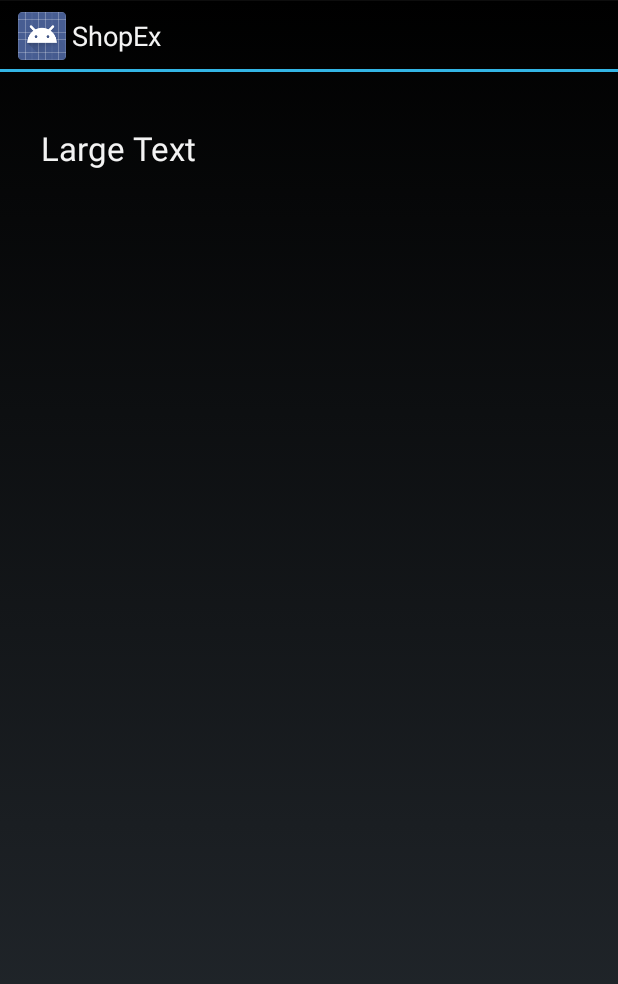
After one commit to goutamvenkat/CS2340-Android, an Android app: the layout activity_each_sales_report.xml on its own in the app's theme, with its tools: preview values and no code run, on a phone screen of 412 x 824 dp. The commit adds this screen. Shown: the top 984 px of the screen. Run offline under Robolectric (Android 15) with nearby library versions, the phone set to English and light mode, and no system bars.

Commit message:
M8 I guess it works

```diff
--- a/Shoppingwithfriends/app/src/main/AndroidManifest.xml
+++ b/Shoppingwithfriends/app/src/main/AndroidManifest.xml
@@ -59,11 +59,11 @@
         </activity>
         <activity
             android:name=".GenerateReportActivity"
-            android:label="@string/title_activity_generate_report" >
+            android:label="Generate Report" >
         </activity>
         <activity
             android:name=".SalesReportActivity"
-            android:label="@string/title_activity_sales_report" >
+            android:label="Sales Report" >
         </activity>
     </application>
 
--- a/Shoppingwithfriends/app/src/main/java/com/example/android/ShoppingWithFriends/RegisterScreen.java
+++ b/Shoppingwithfriends/app/src/main/java/com/example/android/ShoppingWithFriends/RegisterScreen.java
@@ -91,7 +91,7 @@ public class RegisterScreen extends Activity {
                                 ParseObject Items = new ParseObject("Items");
                                 Items.put("username", username);
                                 Items.put("MyItems", new JSONObject());
-                                Items.put("MyReports", new ArrayList<String>());
+                                Items.put("MyReports", new JSONArray());
                                 Items.saveInBackground();
 
                                 Intent takeMain = new Intent(RegisterScreen.this, LoginActivity.class);
--- /dev/null
+++ b/Shoppingwithfriends/app/src/main/res/layout/activity_each_sales_report.xml
@@ -0,0 +1,16 @@
+<?xml version="1.0" encoding="utf-8"?>
+<RelativeLayout xmlns:android="http://schemas.android.com/apk/res/android"
+    android:layout_width="match_parent" android:layout_height="match_parent">
+    <TextView
+        android:layout_width="wrap_content"
+        android:layout_height="wrap_content"
+        android:textAppearance="?android:attr/textAppearanceLarge"
+        android:text="Large Text"
+        android:id="@+id/textViewEachSalesReport"
+        android:layout_marginLeft="27dp"
+        android:layout_marginStart="27dp"
+        android:layout_marginTop="36dp"
+        android:layout_alignParentTop="true"
+        android:layout_alignParentLeft="true"
+        android:layout_alignParentStart="true" />
+</RelativeLayout>
```
Also changed, not shown: Shoppingwithfriends/app/src/main/java/com/example/android/ShoppingWithFriends/GenerateReportActivity.java (+16 -2 lines), Shoppingwithfriends/app/src/main/java/com/example/android/ShoppingWithFriends/SalesReportActivity.java (+62 -2 lines), Shoppingwithfriends/app/src/main/res/layout/activity_sales_report.xml (+7 -0 lines), 1 other file.
